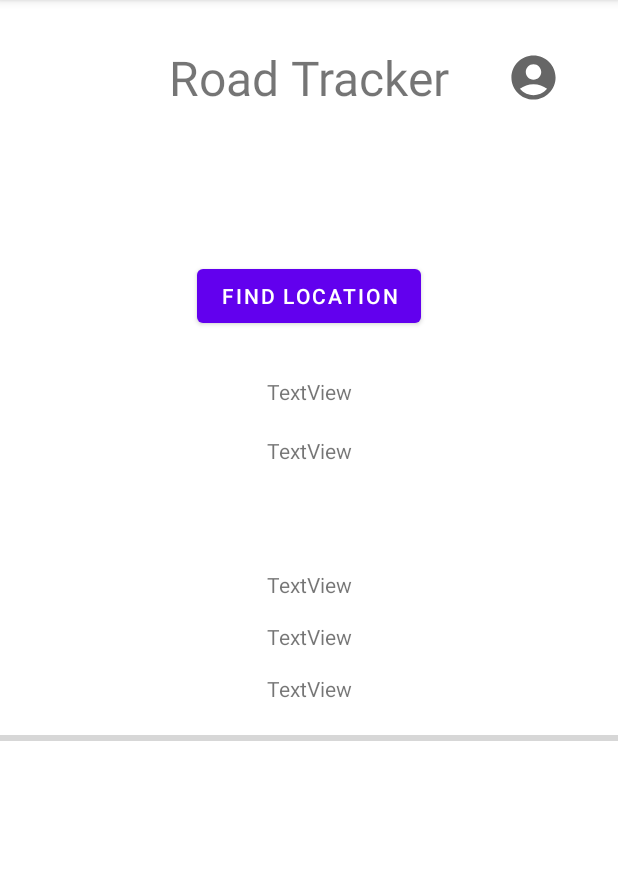
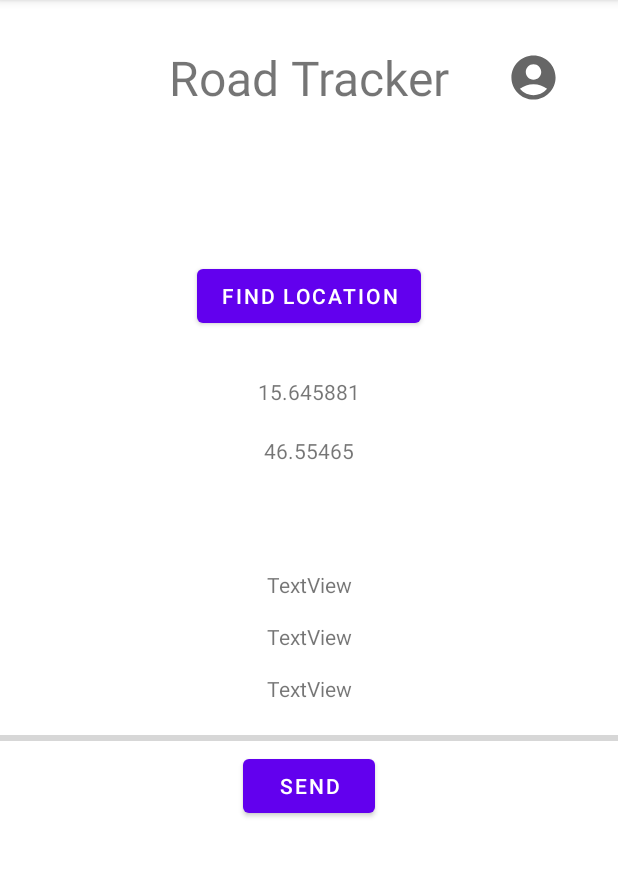
Before and after one commit to Kristav-ghoost/Big-data-2022, an Android app: the screen it shows after launch (MainActivity), after a tap on "FIND LOCATION", on a phone screen of 412 x 824 dp, the part 84-961 px from its top. Run offline under Robolectric (Android 15) with nearby library versions, the phone set to English and light mode, and no system bars; our stand-ins replace Timber; libraries missing offline, so code that uses them is left out: com.github.kittinunf.fuel; 3 statements that could not run were skipped.

Commit message:
Dodal belezenje tresljajev in posiljanje na streznik

```diff
--- a/NPO/app/src/main/java/com/example/npoproject/MainActivity.kt
+++ b/NPO/app/src/main/java/com/example/npoproject/MainActivity.kt
@@ -21,9 +21,13 @@ import android.widget.Toast
 import androidx.core.app.ActivityCompat
 import androidx.localbroadcastmanager.content.LocalBroadcastManager
 import com.example.npoproject.databinding.ActivityMainBinding
+import com.github.kittinunf.fuel.Fuel
+import com.github.kittinunf.fuel.core.extensions.jsonBody
 import com.google.android.gms.location.*
 import com.google.android.gms.location.LocationRequest.PRIORITY_HIGH_ACCURACY
+import com.google.gson.Gson
 import timber.log.Timber
+import java.lang.Exception
 import kotlin.math.sqrt
 
 class MainActivity : AppCompatActivity(), SensorEventListener {
@@ -42,6 +46,10 @@ class MainActivity : AppCompatActivity(), SensorEventListener {
     private lateinit var locationRequest: LocationRequest
     private lateinit var locationCallback: LocationCallback
     private var currentLocation: Location? = null
+
+    //Location array
+    val locationArray: MutableList<com.example.lib.Location> = ArrayList()
+    var latLonSum = 0.0
 
     override fun onCreate(savedInstanceState: Bundle?) {
         super.onCreate(savedInstanceState)
@@ -71,18 +79,13 @@ class MainActivity : AppCompatActivity(), SensorEventListener {
             }
         }
 
-
         //Open your profile
         binding.account.setOnClickListener{
             val intent = Intent(this, Dashboard::class.java)
             startActivity(intent)
         }
 
-        //Display your coordinates
-        /*
-        binding.button.setOnClickListener {
-            getLocation()
-        }*/
+        getLocation()
     }
 
     //ACCELEROMETER
@@ -96,12 +99,23 @@ class MainActivity : AppCompatActivity(), SensorEventListener {
             val diffAcc = Math.abs(currAccValue - preAccValue)
             preAccValue = currAccValue
 
+            // Ce je prislo do tresljaja in ce je lokacija spremenjena dodaj v array
+            if(diffAcc > 5){
+                getLocation()
+                val lat = binding.lat.text.toString().toDouble()
+                val lon = binding.lon.text.toString().toDouble()
+                if(latLonSum != (lat + lon)){
+                    locationArray.add(com.example.lib.Location(lat, lon))
+                    Timber.d("Added to arr")
+                    latLonSum = lat + lon
+                }
+            }
+
             binding.one.setText("Curr = " + currAccValue)
             binding.two.setText("Pre = " + preAccValue)
             binding.three.text = "Diff = " + diffAcc
 
             binding.progressBar2.progress = diffAcc
-
         }
     }
 
@@ -178,9 +192,27 @@ class MainActivity : AppCompatActivity(), SensorEventListener {
         }
     }
 
-    fun Locate(view: android.view.View) {
-
+    fun locate(view: android.view.View) {
         getLocation()
     }
 
+    fun sendArray(view: android.view.View) {
+        val gson = Gson()
+
+        val jsonArray: String = gson.toJson(locationArray)
+        val author: String? = app.returnId()
+
+        try {
+            val fuel = Fuel.post("http://164.8.216.130:777/data/createPhone").jsonBody("{ \"data\" : $jsonArray, \"author\" : \"$author\" }").response { request, response, result -> }
+            Timber.d(fuel.get().toString())
+            val a = fuel.get()
+            val status_code: Int = a.statusCode
+            if (status_code != 200){
+                Toast.makeText(applicationContext, "Tezava", Toast.LENGTH_SHORT).show()
+            }
+        }
+        catch (e: Exception){
+            Timber.d(e.message)
+        }
+    }
 }
--- a/NPO/app/src/main/res/layout/activity_main.xml
+++ b/NPO/app/src/main/res/layout/activity_main.xml
@@ -32,7 +32,7 @@
         android:layout_width="wrap_content"
         android:layout_height="wrap_content"
         android:text="Find Location"
-        android:onClick="Locate"
+        android:onClick="locate"
         android:layout_marginTop="100dp"
         app:layout_constraintEnd_toEndOf="parent"
         app:layout_constraintStart_toStartOf="parent"
@@ -43,7 +43,7 @@
         android:id="@+id/lat"
         android:layout_width="wrap_content"
         android:layout_height="wrap_content"
-        android:text="TextView"
+        android:text="15.645881"
         android:layout_marginTop="30dp"
         app:layout_constraintEnd_toEndOf="parent"
         app:layout_constraintStart_toStartOf="parent"
@@ -53,7 +53,7 @@
         android:id="@+id/lon"
         android:layout_width="wrap_content"
         android:layout_height="wrap_content"
-        android:text="TextView"
+        android:text="46.55465"
         android:layout_marginTop="20dp"
         app:layout_constraintEnd_toEndOf="parent"
         app:layout_constraintStart_toStartOf="parent"
@@ -100,5 +100,15 @@
         app:layout_constraintStart_toStartOf="parent"
         app:layout_constraintTop_toBottomOf="@+id/three" />
 
+    <Button
+        android:id="@+id/button2"
+        android:layout_width="wrap_content"
+        android:layout_height="wrap_content"
+        android:text="Send"
+        android:onClick="sendArray"
+        app:layout_constraintEnd_toEndOf="parent"
+        app:layout_constraintStart_toStartOf="parent"
+        app:layout_constraintTop_toBottomOf="@+id/progressBar2" />
+
 
 </androidx.constraintlayout.widget.ConstraintLayout>
--- a/NPO/lib/src/main/java/com/example/lib/Location.kt
+++ b/NPO/lib/src/main/java/com/example/lib/Location.kt
@@ -1,6 +1,6 @@
 package com.example.lib
 
-class Location(val lat: Int, val lng: Int) {
+class Location(private val lat: Double, private val lng: Double) {
     override fun toString(): String {
         return "Latitude $lat, longitude $lng"
     }
```
Also changed, not shown: NPO/app/src/main/java/com/example/npoproject/Dashboard.kt (+1 -7 lines).
